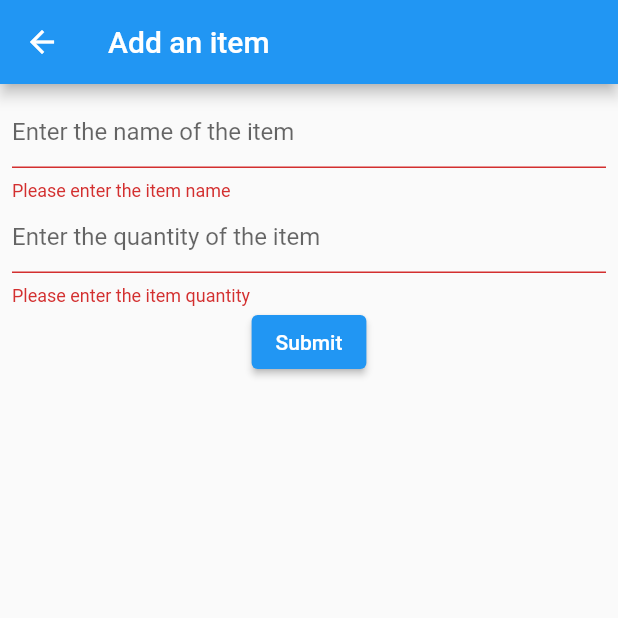
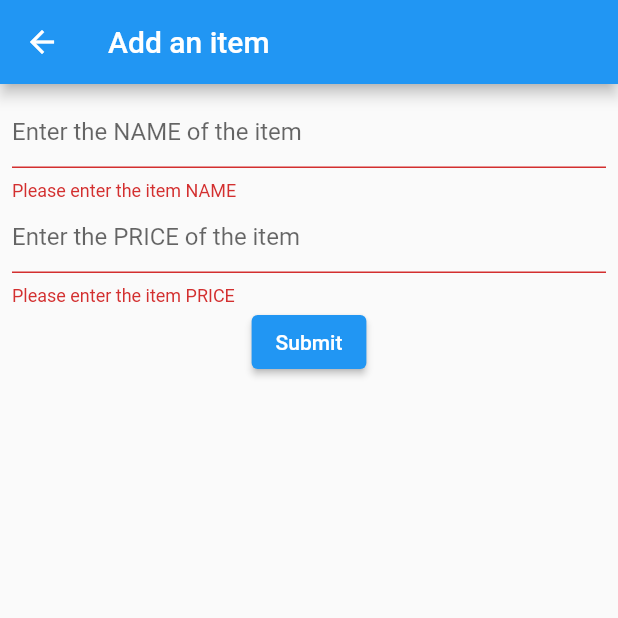
Before and after one commit to miguel1man/flutter-productos-favoritos, a Flutter app: the AddItem screen opened directly, after a tap on "Submit", on a phone screen of 412 x 824 dp, the top half of it. Run offline on Flutter 3.47's test engine with Material 2 defaults, Android fonts, the phone set to English and light mode, and no system bars; our stand-ins replace cloud_firestore, firebase_auth, firebase_core, firebase_crashlytics, google_sign_in; accounts and stored records are empty.

Commit message:
add NAME and PRICE values

```diff
--- a/lib/add_item.dart
+++ b/lib/add_item.dart
@@ -29,13 +29,13 @@ class _AddItemState extends State<AddItem> {
               TextFormField(
                 controller: _controllerName,
                 decoration: InputDecoration(
-                  hintText: 'Enter the name of the item'
+                  hintText: 'Enter the NAME of the item'
                 ),
                 validator: (String? value){
 
                   if(value==null || value.isEmpty)
                     {
-                      return 'Please enter the item name';
+                      return 'Please enter the item NAME';
                     }
 
                   return null;
@@ -44,13 +44,13 @@ class _AddItemState extends State<AddItem> {
               TextFormField(
                 controller: _controllerQuantity,
                 decoration: InputDecoration(
-                    hintText: 'Enter the quantity of the item'
+                    hintText: 'Enter the PRICE of the item'
                 ),
                 validator: (String? value){
 
                   if(value==null || value.isEmpty)
                   {
-                    return 'Please enter the item quantity';
+                    return 'Please enter the item PRICE';
                   }
 
                   return null;
--- a/lib/edit_item.dart
+++ b/lib/edit_item.dart
@@ -34,10 +34,10 @@ class EditItem extends StatelessWidget {
               TextFormField(
                 controller: _controllerName,
                 decoration:
-                    InputDecoration(hintText: 'Enter the name of the item'),
+                    InputDecoration(hintText: 'Enter the NAME of the item'),
                 validator: (String? value) {
                   if (value == null || value.isEmpty) {
-                    return 'Please enter the item name';
+                    return 'Please enter the item NAME';
                   }
 
                   return null;
@@ -46,10 +46,10 @@ class EditItem extends StatelessWidget {
               TextFormField(
                 controller: _controllerQuantity,
                 decoration:
-                    InputDecoration(hintText: 'Enter the quantity of the item'),
+                    InputDecoration(hintText: 'Enter the PRICE of the item'),
                 validator: (String? value) {
                   if (value == null || value.isEmpty) {
-                    return 'Please enter the item quantity';
+                    return 'Please enter the item PRICE';
                   }
 
                   return null;
```
Also changed, not shown: 1 other file.
